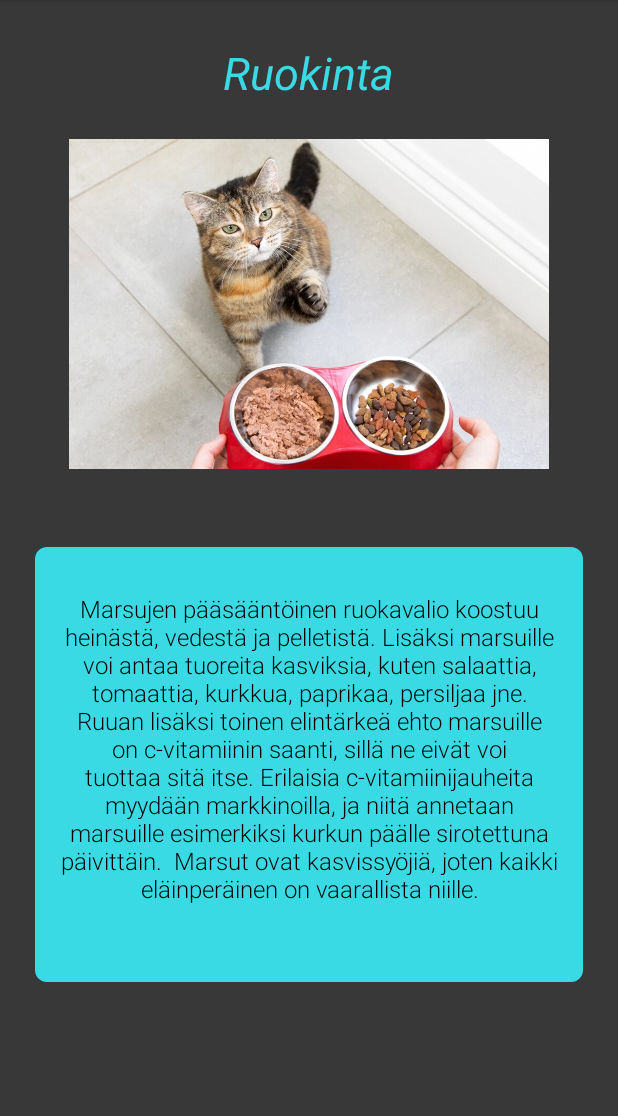
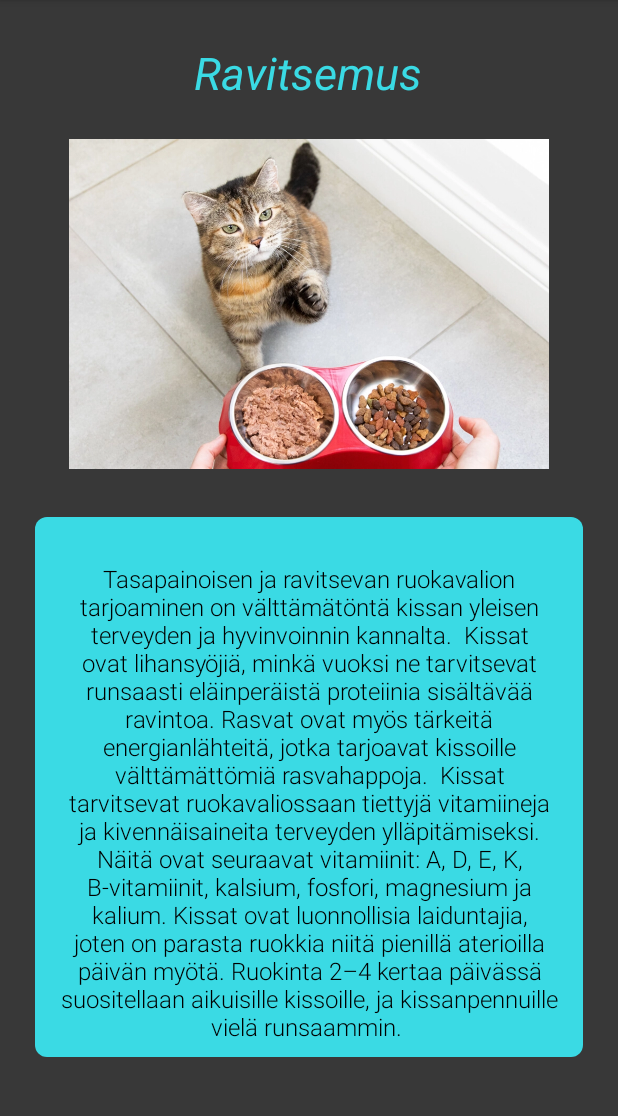
Before and after one commit to TVT21SPORyhma17Mobiilikehitysprojekti/TVT21SPO_Ryhma17K23, an Android app: the activity_CatFood screen opened directly, with no data from a screen before it, on a phone screen of 412 x 824 dp, the part 84-1200 px from its top. Run offline under Robolectric (Android 15) with nearby library versions, the phone set to English and light mode, and no system bars.

Commit message:
Kissaa eteenpäin

```diff
--- a/app/src/main/res/layout/activity_cat.xml
+++ b/app/src/main/res/layout/activity_cat.xml
@@ -50,7 +50,7 @@
 
             android:layout_marginTop="20dp"
             android:background="@drawable/rounded_corners"
-            android:text="Sosiaalisuus"
+            android:text="Liikunta"
             android:textAllCaps="false"
             android:textColor="#000000"
             app:iconTint="#000000"
@@ -65,7 +65,7 @@
             android:layout_marginTop="20dp"
 
             android:background="@drawable/rounded_corners"
-            android:text="Kynnet ja Hampaat"
+            android:text="Turkki ja hoito"
             android:textAllCaps="false"
             android:textColor="#000000"
             app:iconTint="#000000"
@@ -81,7 +81,7 @@
 
             android:layout_marginTop="20dp"
             android:background="@drawable/rounded_corners"
-            android:text="Ruokinta"
+            android:text="Ravitsemus"
             android:textAllCaps="false"
             android:textColor="#000000"
             app:iconTint="#000000"
--- a/app/src/main/res/layout/activity_cat_food.xml
+++ b/app/src/main/res/layout/activity_cat_food.xml
@@ -10,11 +10,11 @@
     <TextView
         android:id="@+id/kissaRuokintaTv"
         android:layout_width="365dp"
-        android:layout_height="290dp"
-        android:layout_marginTop="52dp"
+        android:layout_height="360dp"
+        android:layout_marginTop="32dp"
         android:background="@drawable/rounded_corners"
         android:fontFamily="sans-serif-light"
-        android:text="Marsujen pääsääntöinen ruokavalio koostuu heinästä, vedestä ja pelletistä. Lisäksi marsuille voi antaa tuoreita kasviksia, kuten salaattia, tomaattia, kurkkua, paprikaa, persiljaa jne.   Ruuan lisäksi toinen elintärkeä ehto marsuille on c-vitamiinin saanti, sillä ne eivät voi tuottaa sitä itse. Erilaisia c-vitamiinijauheita myydään markkinoilla, ja niitä annetaan marsuille esimerkiksi kurkun päälle sirotettuna päivittäin.  Marsut ovat kasvissyöjiä, joten kaikki eläinperäinen on vaarallista niille."
+        android:text="Tasapainoisen ja ravitsevan ruokavalion tarjoaminen on välttämätöntä kissan yleisen terveyden ja hyvinvoinnin kannalta.  Kissat ovat lihansyöjiä, minkä vuoksi ne tarvitsevat runsaasti eläinperäistä proteiinia sisältävää ravintoa. Rasvat ovat myös tärkeitä energianlähteitä, jotka tarjoavat kissoille välttämättömiä rasvahappoja.  Kissat tarvitsevat ruokavaliossaan tiettyjä vitamiineja ja kivennäisaineita terveyden ylläpitämiseksi. Näitä ovat seuraavat vitamiinit: A, D, E, K, B-vitamiinit, kalsium, fosfori, magnesium ja kalium. Kissat ovat luonnollisia laiduntajia, joten on parasta ruokkia niitä pienillä aterioilla päivän myötä. Ruokinta 2–4 kertaa päivässä suositellaan aikuisille kissoille, ja kissanpennuille vielä runsaammin. "
         android:textAlignment="center"
         android:textColor="#000000"
         android:textSize="16sp"
@@ -27,7 +27,7 @@
         android:layout_width="wrap_content"
         android:layout_height="wrap_content"
         android:layout_marginTop="28dp"
-        android:text="Ruokinta"
+        android:text="Ravitsemus"
         android:textColor="#3ADAE4"
         android:textSize="30sp"
         android:textStyle="italic"
```
Also changed, not shown: app/src/main/res/layout/activity_cat_social.xml (+4 -4 lines), app/src/main/res/layout/activity_cat_teeth_claws.xml (+4 -4 lines), 445 other files.
